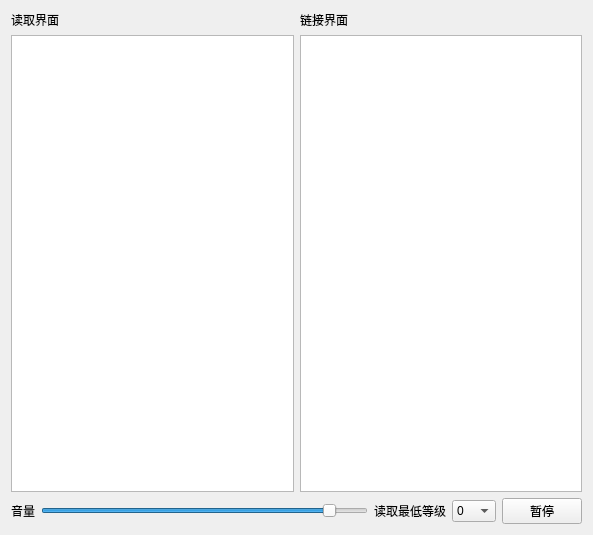
Qt form ui/launchwindow.ui (MeowDWing/DanmakuReader) before a commit.
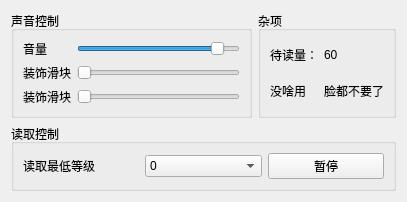
The same form after that commit.

What changed in the file:
```diff
--- a/ui/launchwindow.ui
+++ b/ui/launchwindow.ui
@@ -6,70 +6,21 @@
    <rect>
     <x>0</x>
     <y>0</y>
-    <width>593</width>
-    <height>535</height>
+    <width>407</width>
+    <height>194</height>
    </rect>
   </property>
   <property name="windowTitle">
    <string>启动</string>
   </property>
   <layout class="QGridLayout" name="gridLayout">
-   <item row="1" column="1">
-    <widget class="QTextBrowser" name="recivetext"/>
-   </item>
-   <item row="0" column="1">
-    <widget class="QLabel" name="reciver">
-     <property name="text">
-      <string>链接界面</string>
-     </property>
-    </widget>
-   </item>
-   <item row="1" column="0">
-    <widget class="QTextBrowser" name="readtext"/>
-   </item>
-   <item row="0" column="0">
-    <widget class="QLabel" name="reader">
-     <property name="text">
-      <string>读取界面</string>
-     </property>
-    </widget>
-   </item>
    <item row="2" column="0" colspan="2">
-    <layout class="QHBoxLayout" name="horizontalLayout">
-     <item>
-      <widget class="QLabel" name="volume">
-       <property name="text">
-        <string>音量</string>
-       </property>
-      </widget>
-     </item>
-     <item>
-      <widget class="QSlider" name="volume_bar">
-       <property name="maximum">
-        <number>100</number>
-       </property>
-       <property name="singleStep">
-        <number>1</number>
-       </property>
-       <property name="pageStep">
-        <number>5</number>
-       </property>
-       <property name="value">
-        <number>90</number>
-       </property>
-       <property name="orientation">
-        <enum>Qt::Horizontal</enum>
-       </property>
-      </widget>
-     </item>
-     <item>
-      <widget class="QLabel" name="lvl_label">
-       <property name="text">
-        <string>读取最低等级</string>
-       </property>
-      </widget>
-     </item>
-     <item>
+    <widget class="QGroupBox" name="read_ctrl">
+     <property name="title">
+      <string>读取控制</string>
+     </property>
+     <layout class="QGridLayout" name="gridLayout_3">
+      <item row="0" column="1">
       <widget class="QComboBox" name="lvl_combox">
        <item>
         <property name="text">
@@ -143,7 +94,14 @@
        </item>
       </widget>
      </item>
-     <item>
+      <item row="0" column="0">
+       <widget class="QLabel" name="lvl_label">
+        <property name="text">
+         <string>读取最低等级</string>
+        </property>
+       </widget>
+      </item>
+      <item row="0" column="2">
       <widget class="QPushButton" name="pause_btn">
        <property name="text">
         <string>暂停</string>
@@ -151,6 +109,111 @@
       </widget>
      </item>
     </layout>
+    </widget>
+   </item>
+   <item row="0" column="0" colspan="2">
+    <layout class="QHBoxLayout" name="horizontalLayout">
+     <item>
+      <widget class="QGroupBox" name="voice_ctrl">
+       <property name="title">
+        <string>声音控制</string>
+       </property>
+       <layout class="QGridLayout" name="gridLayout_2">
+        <item row="0" column="0">
+         <widget class="QLabel" name="volume">
+          <property name="text">
+           <string>音量</string>
+          </property>
+         </widget>
+        </item>
+        <item row="0" column="1">
+         <widget class="QSlider" name="volume_bar">
+          <property name="maximum">
+           <number>100</number>
+          </property>
+          <property name="singleStep">
+           <number>1</number>
+          </property>
+          <property name="pageStep">
+           <number>5</number>
+          </property>
+          <property name="value">
+           <number>90</number>
+          </property>
+          <property name="orientation">
+           <enum>Qt::Horizontal</enum>
+          </property>
+         </widget>
+        </item>
+        <item row="1" column="0">
+         <widget class="QLabel" name="voice_speed_label">
+          <property name="text">
+           <string>装饰滑块</string>
+          </property>
+         </widget>
+        </item>
+        <item row="1" column="1">
+         <widget class="QSlider" name="horizontalSlider">
+          <property name="orientation">
+           <enum>Qt::Horizontal</enum>
+          </property>
+         </widget>
+        </item>
+        <item row="2" column="0">
+         <widget class="QLabel" name="unused_label">
+          <property name="text">
+           <string>装饰滑块</string>
+          </property>
+         </widget>
+        </item>
+        <item row="2" column="1">
+         <widget class="QSlider" name="horizontalSlider_2">
+          <property name="orientation">
+           <enum>Qt::Horizontal</enum>
+          </property>
+         </widget>
+        </item>
+       </layout>
+      </widget>
+     </item>
+     <item>
+      <widget class="QGroupBox" name="other_ctrl">
+       <property name="title">
+        <string>杂项</string>
+       </property>
+       <layout class="QGridLayout" name="gridLayout_4">
+        <item row="1" column="1">
+         <widget class="QLabel" name="quantity_label">
+          <property name="text">
+           <string>待读量：</string>
+          </property>
+         </widget>
+        </item>
+        <item row="2" column="1">
+         <widget class="QLabel" name="label">
+          <property name="text">
+           <string>没啥用</string>
+          </property>
+         </widget>
+        </item>
+        <item row="1" column="2">
+         <widget class="QLabel" name="rest_quantity">
+          <property name="text">
+           <string>60</string>
+          </property>
+         </widget>
+        </item>
+        <item row="2" column="2">
+         <widget class="QLabel" name="label_2">
+          <property name="text">
+           <string>脸都不要了</string>
+          </property>
+         </widget>
+        </item>
+       </layout>
+      </widget>
+     </item>
+    </layout>
    </item>
   </layout>
  </widget>
```
Left out of the diff: 16 changed lines with no effect on the pictures. Lines whose indentation alone changed are shown as unchanged.
